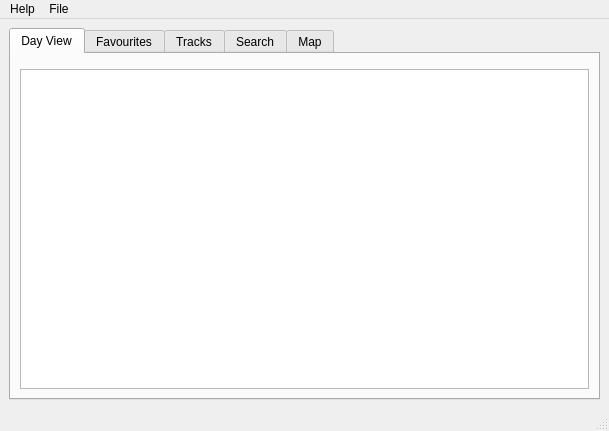
Old version of the form src/gui/mainwindow.ui in the repository edulix/confclerk.
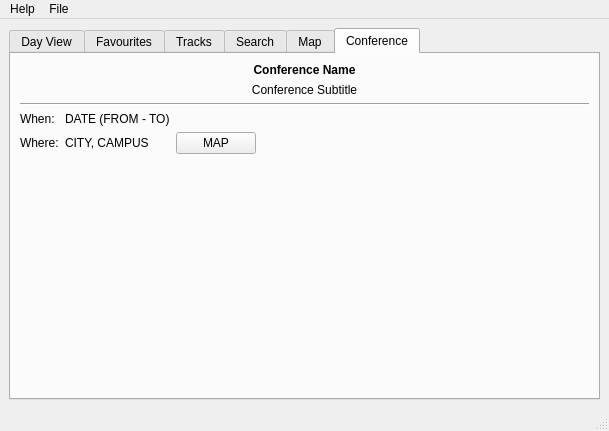
New version of the form. Custom widgets are drawn as their Qt base class.

Commit message: added 'Conference' tab - to list conference details  - implemented AppSettings for storing Application settings    - stored conference ID

Diff of the .ui file:
```diff
--- a/src/gui/mainwindow.ui
+++ b/src/gui/mainwindow.ui
@@ -23,7 +23,7 @@
     <item row="0" column="0" >
      <widget class="QTabWidget" name="tabWidget" >
       <property name="currentIndex" >
-       <number>0</number>
+       <number>5</number>
       </property>
       <widget class="QWidget" name="dayViewTab" >
        <attribute name="title" >
@@ -206,6 +206,121 @@
         <string>Map</string>
        </attribute>
       </widget>
+      <widget class="QWidget" name="conferenceTab" >
+       <attribute name="title" >
+        <string>Conference</string>
+       </attribute>
+       <layout class="QGridLayout" name="gridLayout_5" >
+        <item row="0" column="0" >
+         <layout class="QVBoxLayout" name="verticalLayout_4" >
+          <item>
+           <widget class="QLabel" name="conferenceTitle" >
+            <property name="font" >
+             <font>
+              <weight>75</weight>
+              <bold>true</bold>
+             </font>
+            </property>
+            <property name="text" >
+             <string>Conference Name</string>
+            </property>
+            <property name="alignment" >
+             <set>Qt::AlignCenter</set>
+            </property>
+            <property name="wordWrap" >
+             <bool>true</bool>
+            </property>
+           </widget>
+          </item>
+          <item>
+           <widget class="QLabel" name="conferenceSubtitle" >
+            <property name="text" >
+             <string>Conference Subtitle</string>
+            </property>
+            <property name="alignment" >
+             <set>Qt::AlignCenter</set>
+            </property>
+            <property name="wordWrap" >
+             <bool>true</bool>
+            </property>
+           </widget>
+          </item>
+          <item>
+           <widget class="Line" name="line" >
+            <property name="orientation" >
+             <enum>Qt::Horizontal</enum>
+            </property>
+           </widget>
+          </item>
+          <item>
+           <layout class="QGridLayout" name="gridLayout_6" >
+            <item row="0" column="0" >
+             <widget class="QLabel" name="label" >
+              <property name="text" >
+               <string>When:</string>
+              </property>
+             </widget>
+            </item>
+            <item row="1" column="0" >
+             <widget class="QLabel" name="label_2" >
+              <property name="text" >
+               <string>Where:</string>
+              </property>
+             </widget>
+            </item>
+            <item row="0" column="1" >
+             <widget class="QLabel" name="conferenceWhen" >
+              <property name="text" >
+               <string>DATE (FROM - TO)</string>
+              </property>
+             </widget>
+            </item>
+            <item row="1" column="1" >
+             <widget class="QLabel" name="conferenceWhere" >
+              <property name="text" >
+               <string>CITY, CAMPUS</string>
+              </property>
+             </widget>
+            </item>
+            <item row="1" column="2" >
+             <widget class="QPushButton" name="showMapButton" >
+              <property name="text" >
+               <string>MAP</string>
+              </property>
+             </widget>
+            </item>
+            <item row="1" column="3" >
+             <spacer name="horizontalSpacer_3" >
+              <property name="orientation" >
+               <enum>Qt::Horizontal</enum>
+              </property>
+              <property name="sizeHint" stdset="0" >
+               <size>
+                <width>40</width>
+                <height>20</height>
+               </size>
+              </property>
+             </spacer>
+            </item>
+           </layout>
+          </item>
+          <item>
+           <spacer name="verticalSpacer" >
+            <property name="orientation" >
+             <enum>Qt::Vertical</enum>
+            </property>
+            <property name="sizeHint" stdset="0" >
+             <size>
+              <width>20</width>
+              <height>40</height>
+             </size>
+            </property>
+           </spacer>
+          </item>
+         </layout>
+        </item>
+       </layout>
+      </widget>
      </widget>
     </item>
    </layout>
```
Left out of the diff: 68 changed lines with no effect on the pictures. The commit also changes 6 other files.
